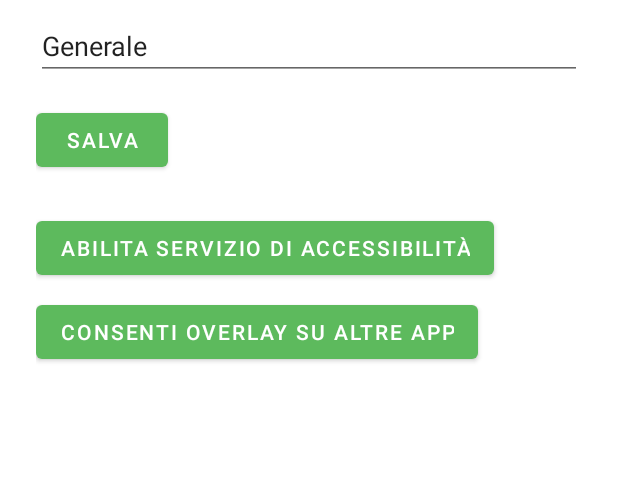
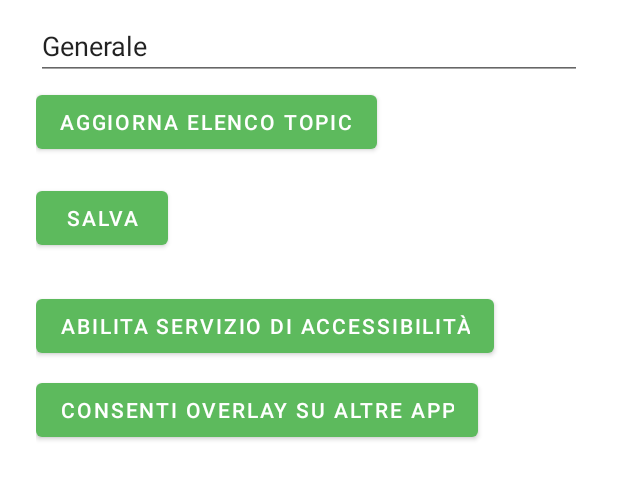
Before and after one commit to xias984/OmniMem, an Android app: the screen it shows after launch (SettingsActivity), on a phone screen of 412 x 824 dp, the part 249-749 px from its top. Run offline under Robolectric (Android 15) with nearby library versions, the phone set to English and light mode, and no system bars.

Commit message:
Complete Android companion: per-message extraction, paste fallback, topic autocomplete
Closes the gaps left in the initial scaffold:
- NodeExtractor.extractMessages() finds a repeated-sibling bubble container
  and guesses user/assistant role from horizontal alignment, instead of
  dumping the whole screen as one blob; Rec now falls back to the old
  single-blob behavior only when the heuristic finds nothing.
- NodeInjector falls back to clipboard + ACTION_SET_SELECTION + ACTION_PASTE
  when a widget rejects ACTION_SET_TEXT, inserting only the context block at
  the start of the field (not the whole combined text) so the draft isn't
  duplicated, then restores the original clipboard shortly after.
- SettingsActivity's topic field is now an AutoCompleteTextView backed by a
  new OmniMemApiClient.listTopics() call against the existing /api/topics
  endpoint, with a refresh button.

```diff
--- a/android/app/src/main/kotlin/com/omnimem/companion/OmniMemAccessibilityService.kt
+++ b/android/app/src/main/kotlin/com/omnimem/companion/OmniMemAccessibilityService.kt
@@ -31,6 +31,8 @@ class OmniMemAccessibilityService : AccessibilityService() {
     fun currentEditableNode(): AccessibilityNodeInfo? =
         NodeExtractor.findFocusedEditable(rootInActiveWindow)
 
+    fun currentMessages(): List<Pair<String, String>> = NodeExtractor.extractMessages(rootInActiveWindow)
+
     fun currentScreenText(): String = NodeExtractor.extractScreenText(rootInActiveWindow)
 
     fun currentSourceApp(): String = rootInActiveWindow?.packageName?.toString() ?: "unknown"
--- a/android/app/src/main/kotlin/com/omnimem/companion/SettingsActivity.kt
+++ b/android/app/src/main/kotlin/com/omnimem/companion/SettingsActivity.kt
@@ -4,6 +4,8 @@ import android.content.Intent
 import android.net.Uri
 import android.os.Bundle
 import android.provider.Settings
+import android.widget.ArrayAdapter
+import android.widget.AutoCompleteTextView
 import android.widget.Button
 import android.widget.EditText
 import android.widget.Toast
@@ -12,15 +14,17 @@ import androidx.appcompat.app.AppCompatActivity
 class SettingsActivity : AppCompatActivity() {
 
     private lateinit var prefs: OmniMemPrefs
+    private lateinit var api: OmniMemApiClient
 
     override fun onCreate(savedInstanceState: Bundle?) {
         super.onCreate(savedInstanceState)
         setContentView(R.layout.activity_settings)
         prefs = OmniMemPrefs(this)
+        api = OmniMemApiClient(prefs)
 
         val serverUrlField = findViewById<EditText>(R.id.field_server_url)
         val tokenField = findViewById<EditText>(R.id.field_api_token)
-        val topicField = findViewById<EditText>(R.id.field_topic)
+        val topicField = findViewById<AutoCompleteTextView>(R.id.field_topic)
 
         serverUrlField.setText(prefs.serverUrl)
         tokenField.setText(prefs.apiToken)
@@ -31,6 +35,25 @@ class SettingsActivity : AppCompatActivity() {
             prefs.apiToken = tokenField.text.toString()
             prefs.defaultTopic = topicField.text.toString().ifBlank { "Generale" }
             Toast.makeText(this, "Impostazioni salvate.", Toast.LENGTH_SHORT).show()
+        }
+
+        findViewById<Button>(R.id.btn_refresh_topics).setOnClickListener {
+            // Salva URL/token correnti prima di interrogare il server, così
+            // funziona anche se non hai ancora premuto "Salva".
+            prefs.serverUrl = serverUrlField.text.toString()
+            prefs.apiToken = tokenField.text.toString()
+            api.listTopics { topics, error ->
+                runOnUiThread {
+                    if (topics == null) {
+                        Toast.makeText(this, "Errore: $error", Toast.LENGTH_SHORT).show()
+                        return@runOnUiThread
+                    }
+                    topicField.setAdapter(
+                        ArrayAdapter(this, android.R.layout.simple_dropdown_item_1line, topics),
+                    )
+                    Toast.makeText(this, "${topics.size} topic trovati.", Toast.LENGTH_SHORT).show()
+                }
+            }
         }
 
         findViewById<Button>(R.id.btn_open_accessibility_settings).setOnClickListener {
--- a/android/app/src/main/res/layout/activity_settings.xml
+++ b/android/app/src/main/res/layout/activity_settings.xml
@@ -28,12 +28,20 @@
         android:inputType="textPassword"
         android:layout_marginTop="8dp" />
 
-    <EditText
+    <AutoCompleteTextView
         android:id="@+id/field_topic"
         android:layout_width="match_parent"
         android:layout_height="wrap_content"
         android:hint="@string/label_topic"
-        android:layout_marginTop="8dp" />
+        android:layout_marginTop="8dp"
+        android:completionThreshold="1" />
+
+    <Button
+        android:id="@+id/btn_refresh_topics"
+        android:layout_width="wrap_content"
+        android:layout_height="wrap_content"
+        android:text="@string/btn_refresh_topics"
+        android:layout_marginTop="4dp" />
 
     <Button
         android:id="@+id/btn_save"
--- a/android/app/src/main/res/values/strings.xml
+++ b/android/app/src/main/res/values/strings.xml
@@ -5,6 +5,7 @@
     <string name="label_api_token">Token API (X-OmniMem-Token)</string>
     <string name="label_topic">Topic di default</string>
     <string name="btn_save">Salva</string>
+    <string name="btn_refresh_topics">Aggiorna elenco topic</string>
     <string name="btn_open_accessibility_settings">Abilita servizio di accessibilità</string>
     <string name="btn_open_overlay_settings">Consenti overlay su altre app</string>
 </resources>
```
Also changed, not shown: android/app/src/main/kotlin/com/omnimem/companion/NodeExtractor.kt (+96 -8 lines), android/app/src/main/kotlin/com/omnimem/companion/NodeInjector.kt (+47 -3 lines), android/app/src/main/kotlin/com/omnimem/companion/OmniMemApiClient.kt (+25 -0 lines), android/app/src/main/kotlin/com/omnimem/companion/OverlayController.kt (+9 -5 lines), 1 other file.
